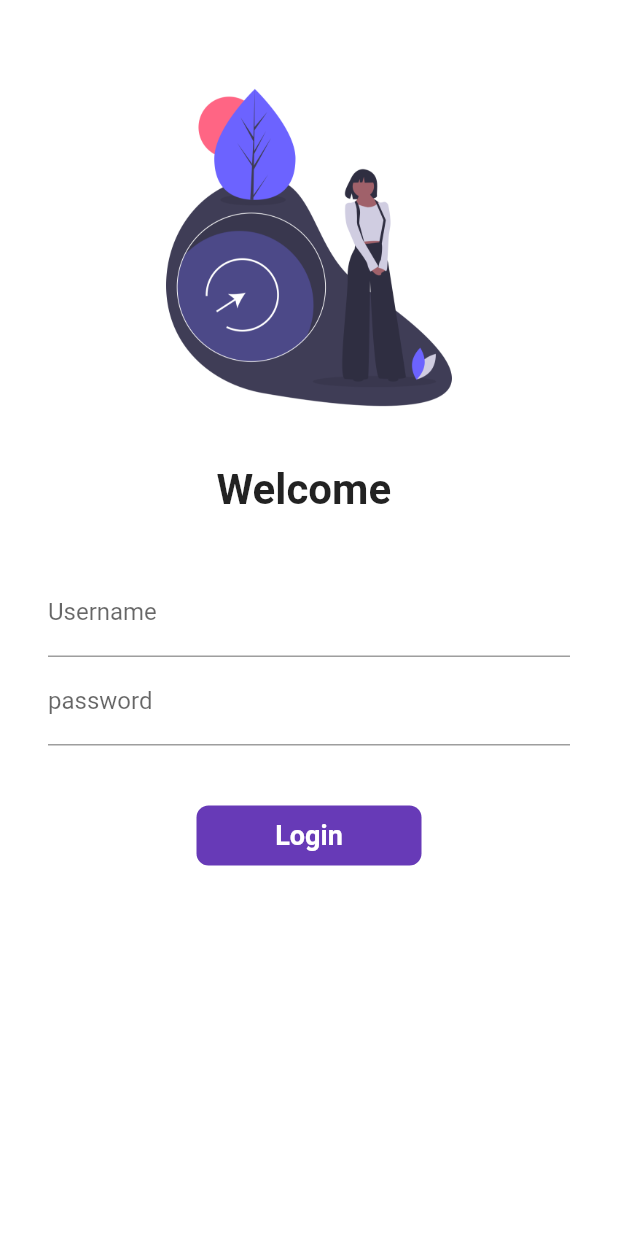
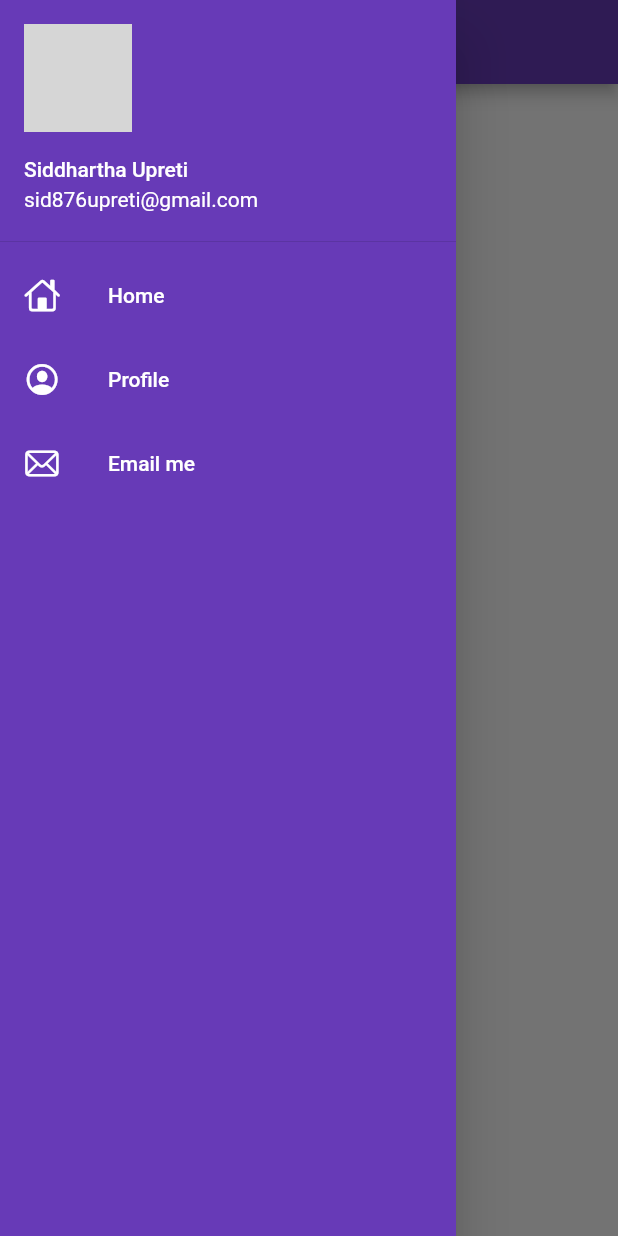
Before and after one commit to siddharthaupreti/30DaysOfFlutter, a Flutter app: the screen it shows after launch, with the side drawer open (before the commit the screen has no drawer), on a phone screen of 412 x 824 dp. Run offline on Flutter 3.47's test engine with Material 2 defaults, Android fonts, the phone set to English and light mode, and no system bars; network calls fail; grey boxes are pictures that could not be loaded.

Commit message:
Day 9 completed

```diff
--- a/lib/main.dart
+++ b/lib/main.dart
@@ -23,6 +23,8 @@ class MyApp extends StatelessWidget {
       darkTheme: ThemeData(
         brightness: Brightness.dark,
       ),
+      debugShowCheckedModeBanner: false,
+      initialRoute: MyRoutes.homeRoute,
       routes: {
         "/": (context) => const LoginPage(),
         MyRoutes.homeRoute: (context) => const HomePage(),
--- a/lib/pages/home_page.dart
+++ b/lib/pages/home_page.dart
@@ -1,3 +1,4 @@
+import 'package:codepur/widgets/drawer.dart';
 import 'package:flutter/material.dart';
 
 class HomePage extends StatelessWidget {
@@ -5,17 +6,19 @@ class HomePage extends StatelessWidget {
 
   @override
   Widget build(BuildContext context) {
-    return  Scaffold(
+    return Scaffold(
       appBar: AppBar(
         title: Center(
-            child: Text("Catalog App",)),
+            child: Text(
+          "Catalog App",
+        )),
       ),
       body: Center(
         child: Container(
-          child: Text("Welcome to 30 days of flutter") ,
+          child: Text("Welcome to 30 days of flutter"),
         ),
       ),
-      drawer: Drawer(),
+      drawer: MyDrawer(),
     );
   }
 }
--- a/lib/pages/login_page.dart
+++ b/lib/pages/login_page.dart
@@ -79,11 +79,10 @@ class _LoginPageState extends State<LoginPage> {
                             hintText: "enter password", labelText: "password"),
                         validator: (value) {
                           if (value!.isEmpty) {
-                            return "Password = cannot be empty";
+                            return "Password cannot be empty";
                           } else if (value.length < 6) {
                             return "Password length should be at least 6";
                           }
-
                           return null;
                         },
                       ),
@@ -118,17 +117,6 @@ class _LoginPageState extends State<LoginPage> {
                                   changeButton ? 200 : 8)),
                         ),
                       ),
-
-                      // ElevatedButton(
-                      //   onPressed: () {
-                      //     Navigator.pushNamed(context, MyRoutes.homeRoute);
-                      //   },
-                      //   child: const Text(
-                      //     "Login",
-                      //   ),
-                      //   style: TextButton.styleFrom(
-                      //       minimumSize: const Size(150, 30)),
-                      // )
                     ],
                   ),
                 ),
--- /dev/null
+++ b/lib/widgets/drawer.dart
@@ -0,0 +1,71 @@
+import 'package:flutter/cupertino.dart';
+import 'package:flutter/material.dart';
+
+class MyDrawer extends StatelessWidget {
+  const MyDrawer({Key? key}) : super(key: key);
+
+  @override
+  Widget build(BuildContext context) {
+    const imageUrl =
+        "https://images.unsplash.com/photo-1642327939972-0a862be6c638?ixlib=rb-1.2.1&ixid=MnwxMjA3fDB8MHxwaG90by1wYWdlfHx8fGVufDB8fHx8&auto=format&fit=crop&w=1170&q=80";
+    return Drawer(
+      child: Container(
+        color: Colors.deepPurple,
+        child: ListView(
+          padding: EdgeInsets.zero,
+          // ignore: prefer_const_literals_to_create_immutables
+          children: [
+            // ignore: prefer_const_constructors
+            DrawerHeader(
+              padding: EdgeInsets.zero,
+              child: const UserAccountsDrawerHeader(
+                margin: EdgeInsets.zero,
+                accountName: Text("Siddhartha Upreti"),
+                accountEmail: Text("sid876upreti@gmail.com"),
+                currentAccountPicture: CircleAvatar(
+                  backgroundImage: NetworkImage(imageUrl),
+                ),
+              ),
+            ),
+            const ListTile(
+              leading: Icon(
+                CupertinoIcons.home,
+                color: Colors.white,
+              ),
+              title: Text(
+                "Home",
+                style: TextStyle(
+                  color: Colors.white,
+                ),
+              ),
+            ),
+            const ListTile(
+              leading: Icon(
+                CupertinoIcons.profile_circled,
+                color: Colors.white,
+              ),
+              title: Text(
+                "Profile",
+                style: TextStyle(
+                  color: Colors.white,
+                ),
+              ),
+            ),
+            const ListTile(
+              leading: Icon(
+                CupertinoIcons.mail,
+                color: Colors.white,
+              ),
+              title: Text(
+                "Email me",
+                style: TextStyle(
+                  color: Colors.white,
+                ),
+              ),
+            )
+          ],
+        ),
+      ),
+    );
+  }
+}
```
